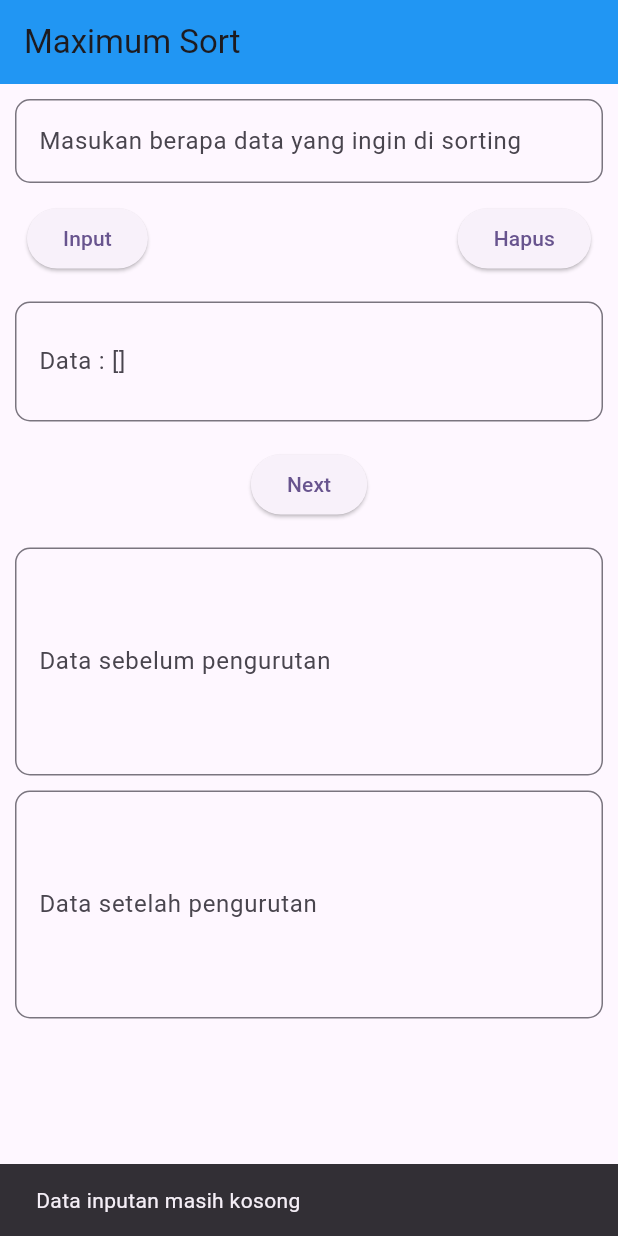
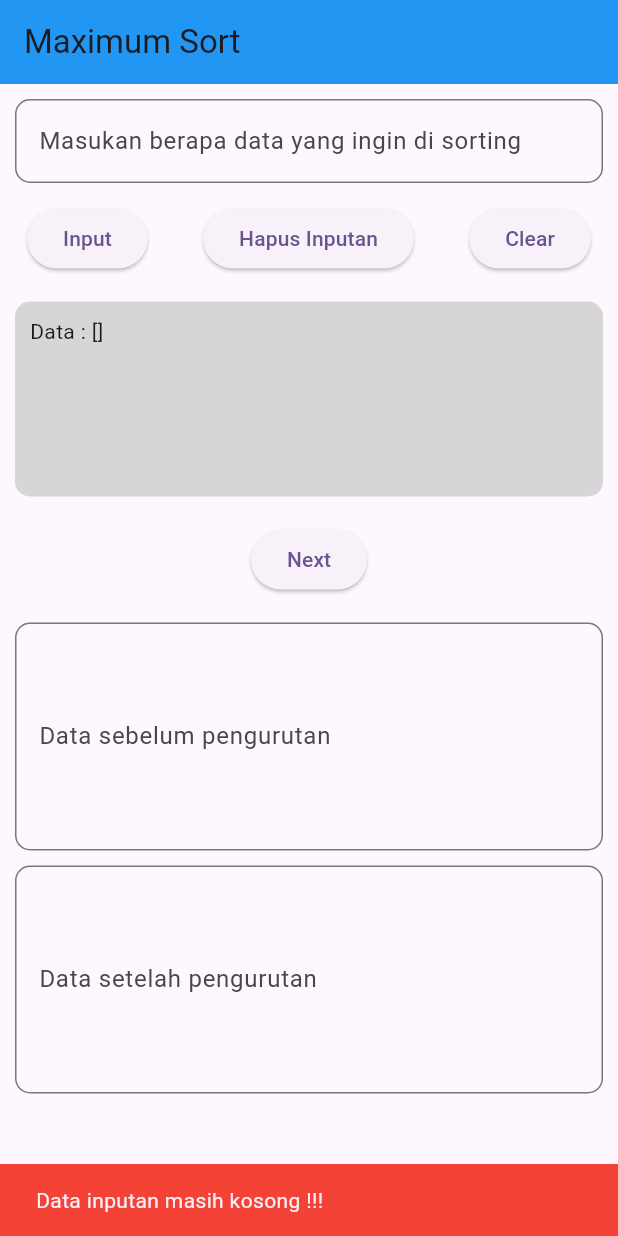
Before and after one commit to aurelioo29/UTS-FLUTTER, a Flutter app: the screen it shows after launch, after a tap on "Input", on a phone screen of 412 x 824 dp. Run offline on Flutter 3.47's test engine with Material 2 defaults, Android fonts, the phone set to English and light mode, and no system bars.

Commit message:
add button input,clear,delete & background color validate

```diff
--- a/lib/sort.dart
+++ b/lib/sort.dart
@@ -9,7 +9,6 @@ class SortPages extends StatefulWidget {
 
 class _SortPagesState extends State<SortPages> {
   final formKey = GlobalKey<FormState>();
-  final tecData = TextEditingController();
   // variabel untuk mengahapus inputan
   TextEditingController _textController = TextEditingController();
   var list = [];
@@ -31,6 +30,9 @@ class _SortPagesState extends State<SortPages> {
                 // Bagian Input Data Ingin Di Sorting (TAHAP 1)
                 TextFormField(
                   controller: _textController,
+                  validator: (value) => value == null || value.isEmpty
+                      ? 'Data nya masih kosong'
+                      : null,
                   decoration: InputDecoration(
                     labelText: "Masukan berapa data yang ingin di sorting",
                     border: OutlineInputBorder(
@@ -48,13 +50,17 @@ class _SortPagesState extends State<SortPages> {
                       onPressed: () {
                         setState(
                           () {
-                            if (tecData.text.length != 0) {
-                              int data = int.parse(tecData.text.toString());
+                            if (_textController.text.length != 0) {
+                              int data =
+                                  int.parse(_textController.text.toString());
                               list.add(data);
+                              _textController.text = "";
                             } else {
                               ScaffoldMessenger.of(context).showSnackBar(
                                 SnackBar(
-                                  content: Text('Data inputan masih kosong'),
+                                  backgroundColor: Colors.red,
+                                  content:
+                                      Text('Data inputan masih kosong !!!'),
                                 ),
                               );
                             }
@@ -70,22 +76,55 @@ class _SortPagesState extends State<SortPages> {
                             if (_textController.text.isEmpty) {
                               ScaffoldMessenger.of(context).showSnackBar(
                                 SnackBar(
-                                  content:
-                                      Text('Data di dalam inputan tidak ada'),
+                                  backgroundColor: Colors.red,
+                                  content: Text(
+                                      'Data di dalam inputan tidak ada !!!'),
                                 ),
                               );
                             } else {
+                              list.clear();
                               _textController.clear();
+                              _textController.text = "";
                               ScaffoldMessenger.of(context).showSnackBar(
                                 SnackBar(
-                                  content: Text('Data berhasil di hapus'),
+                                  backgroundColor: Colors.green,
+                                  content: Text(
+                                      'Data inputan berhasil di hapus !!!'),
                                 ),
                               );
                             }
                           },
                         );
                       },
-                      child: Text("Hapus"),
+                      child: Text("Hapus Inputan"),
+                    ),
+                    ElevatedButton(
+                      onPressed: () {
+                        setState(
+                          () {
+                            if (list.isEmpty) {
+                              ScaffoldMessenger.of(context).showSnackBar(
+                                SnackBar(
+                                  backgroundColor: Colors.red,
+                                  content:
+                                      Text('Tidak ada data yang tersedia !!!'),
+                                ),
+                              );
+                            } else {
+                              list.clear();
+                              _textController.clear();
+                              _textController.text = "";
+                              ScaffoldMessenger.of(context).showSnackBar(
+                                SnackBar(
+                                  backgroundColor: Colors.green,
+                                  content: Text('Data berhasil di hapus !!!'),
+                                ),
+                              );
+                            }
+                          },
+                        );
+                      },
+                      child: Text("Clear"),
                     ),
                   ],
                 ),
@@ -93,13 +132,14 @@ class _SortPagesState extends State<SortPages> {
                   height: 10,
                 ),
                 // Bagian Input Data Yang Sudah Di tentukan di Atas (TAHAP 2)
-                TextField(
-                  maxLines: 2,
-                  decoration: InputDecoration(
-                    labelText: 'Data : ${list}',
-                    border: OutlineInputBorder(
-                      borderRadius: BorderRadius.circular(10),
-                    ),
+                Container(
+                  child: Text('Data : ${list}'),
+                  padding: EdgeInsets.all(10),
+                  height: 130,
+                  width: double.infinity,
+                  decoration: BoxDecoration(
+                    borderRadius: BorderRadius.circular(10),
+                    color: Colors.grey[350],
                   ),
                 ),
                 SizedBox(
```
